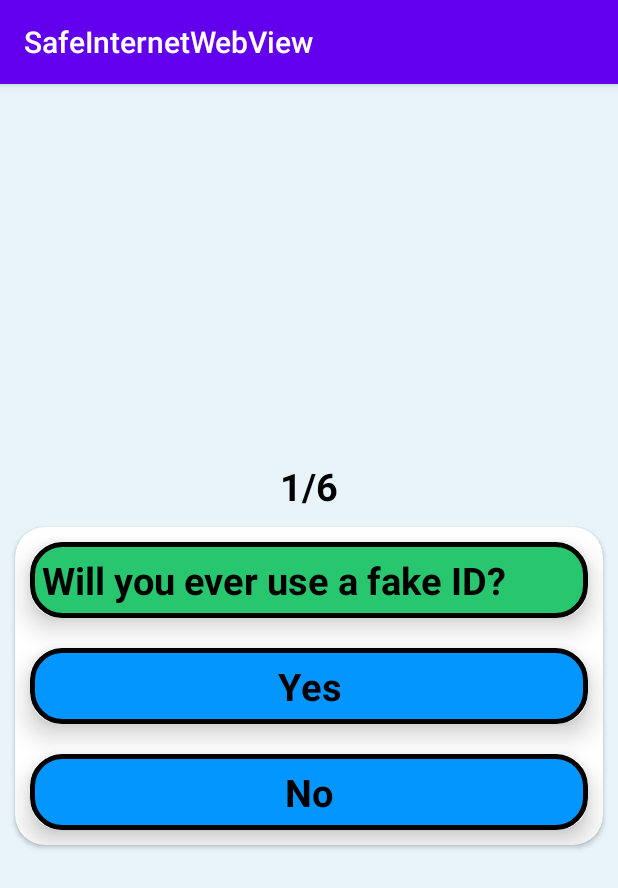
After one commit to OCR-Developers/SafeInternet, an Android app: the QuizShowActivity screen opened directly, with no data from a screen before it, on a phone screen of 412 x 824 dp. The commit adds this screen. Shown: the top 888 px of the screen. Run offline under Robolectric (Android 15) with nearby library versions, the phone set to English and light mode, and no system bars.

Commit message:
QuizShowActivity with right and wrong dialogue layout design

```diff
--- a/app/build.gradle
+++ b/app/build.gradle
@@ -31,4 +31,8 @@ dependencies {
     testImplementation 'junit:junit:4.12'
     androidTestImplementation 'androidx.test.ext:junit:1.1.1'
     androidTestImplementation 'androidx.test.espresso:espresso-core:3.2.0'
+
+
+    // CardView Library
+    implementation "androidx.cardview:cardview:1.0.0"
 }
--- a/app/src/main/AndroidManifest.xml
+++ b/app/src/main/AndroidManifest.xml
@@ -1,7 +1,8 @@
 <?xml version="1.0" encoding="utf-8"?>
 <manifest xmlns:android="http://schemas.android.com/apk/res/android"
     package="com.example.safeinternetwebview">
-    <uses-permission android:name="android.permission.INTERNET"/>
+
+    <uses-permission android:name="android.permission.INTERNET" />
 
     <application
         android:allowBackup="true"
@@ -10,6 +11,7 @@
         android:roundIcon="@mipmap/ic_launcher_round"
         android:supportsRtl="true"
         android:theme="@style/AppTheme">
+        <activity android:name=".QuizShowActivity"></activity>
         <activity android:name=".MainActivity">
             <intent-filter>
                 <action android:name="android.intent.action.MAIN" />
--- a/app/src/main/java/com/example/safeinternetwebview/MainActivity.java
+++ b/app/src/main/java/com/example/safeinternetwebview/MainActivity.java
@@ -1,7 +1,6 @@
 package com.example.safeinternetwebview;
 
 import android.os.Bundle;
-import android.widget.Toast;
 
 import androidx.appcompat.app.AppCompatActivity;
 
@@ -13,9 +12,5 @@ public class MainActivity extends AppCompatActivity {
         super.onCreate(savedInstanceState);
         setContentView(R.layout.activity_main);
 
-        Toast.makeText(this, "hekk", Toast.LENGTH_SHORT).show();
-
-        Toast.makeText(this, "a;sdjf;aslkdjf", Toast.LENGTH_SHORT).show();
-
     }
 }
--- /dev/null
+++ b/app/src/main/java/com/example/safeinternetwebview/QuizShowActivity.java
@@ -0,0 +1,16 @@
+package com.example.safeinternetwebview;
+
+import android.os.Bundle;
+
+import androidx.appcompat.app.AppCompatActivity;
+
+public class QuizShowActivity extends AppCompatActivity {
+
+    @Override
+    protected void onCreate(Bundle savedInstanceState) {
+        super.onCreate(savedInstanceState);
+        setContentView(R.layout.activity_quiz_show);
+
+
+    }
+}
--- /dev/null
+++ b/app/src/main/res/drawable-v24/quizshowactivityansshap.xml
@@ -0,0 +1,20 @@
+<?xml version="1.0" encoding="UTF-8"?>
+<shape xmlns:android="http://schemas.android.com/apk/res/android">
+    <solid android:color="@color/quizshowactivityquesshapcolor" />
+
+    <stroke
+        android:width="3dp"
+        android:color="#ff000000" />
+
+    <padding
+        android:bottom="1dp"
+        android:left="1dp"
+        android:right="1dp"
+        android:top="1dp" />
+
+    <corners
+        android:bottomLeftRadius="20dp"
+        android:bottomRightRadius="20dp"
+        android:topLeftRadius="20dp"
+        android:topRightRadius="20dp" />
+</shape>
--- /dev/null
+++ b/app/src/main/res/drawable/quizshowactivityquesshap.xml
@@ -0,0 +1,20 @@
+<?xml version="1.0" encoding="UTF-8"?>
+<shape xmlns:android="http://schemas.android.com/apk/res/android">
+    <solid android:color="@color/quizshowactivityansshapcolor" />
+
+    <stroke
+        android:width="3dp"
+        android:color="#ff000000" />
+
+    <padding
+        android:bottom="1dp"
+        android:left="1dp"
+        android:right="1dp"
+        android:top="1dp" />
+
+    <corners
+        android:bottomLeftRadius="20dp"
+        android:bottomRightRadius="20dp"
+        android:topLeftRadius="20dp"
+        android:topRightRadius="20dp" />
+</shape>
--- /dev/null
+++ b/app/src/main/res/layout/activity_quiz_show.xml
@@ -0,0 +1,115 @@
+<?xml version="1.0" encoding="utf-8"?>
+<RelativeLayout xmlns:android="http://schemas.android.com/apk/res/android"
+    xmlns:app="http://schemas.android.com/apk/res-auto"
+    xmlns:tools="http://schemas.android.com/tools"
+    android:layout_width="match_parent"
+    android:layout_height="match_parent"
+    android:background="#E8F4FA"
+    android:gravity="center"
+    tools:context=".QuizShowActivity">
+
+    <TextView
+        android:id="@+id/txt_quiznumber"
+        android:layout_width="match_parent"
+        android:layout_height="wrap_content"
+        android:gravity="center_horizontal"
+        android:text="@string/txt_quiznumber"
+        android:textAlignment="center"
+        android:textColor="@android:color/black"
+        android:textSize="25sp"
+        android:textStyle="bold" />
+
+    <androidx.cardview.widget.CardView
+        android:layout_width="match_parent"
+        android:layout_height="wrap_content"
+        android:layout_below="@+id/txt_quiznumber"
+        android:layout_margin="10dp"
+        android:elevation="10dp"
+        android:padding="10dp"
+        app:cardCornerRadius="20dp">
+
+        <RelativeLayout
+
+            android:id="@+id/card"
+            android:layout_width="wrap_content"
+            android:layout_height="wrap_content">
+
+            <androidx.cardview.widget.CardView
+                android:id="@+id/card_ques"
+                android:layout_width="match_parent"
+                android:layout_height="wrap_content"
+                android:layout_margin="10dp"
+                app:cardCornerRadius="20dp"
+                app:cardElevation="10dp">
+
+                <TextView
+                    android:id="@+id/txt_questions"
+                    android:layout_width="match_parent"
+                    android:layout_height="wrap_content"
+                    android:background="@drawable/quizshowactivityquesshap"
+                    android:padding="8dp"
+                    android:text="@string/testQuestions"
+                    android:textColor="@android:color/background_dark"
+                    android:textSize="25sp"
+                    android:textStyle="bold" />
+            </androidx.cardview.widget.CardView>
+
+
+            <RelativeLayout
+                android:layout_width="wrap_content"
+                android:layout_height="wrap_content"
+                android:layout_below="@+id/card_ques">
+
+                <androidx.cardview.widget.CardView
+                    android:id="@+id/card_anssf"
+                    android:layout_width="match_parent"
+                    android:layout_height="wrap_content"
+                    android:layout_margin="10dp"
+                    app:cardCornerRadius="20dp"
+                    app:cardElevation="10dp">
+
+                    <TextView
+                        android:id="@+id/txt_firstans"
+                        android:layout_width="match_parent"
+                        android:layout_height="wrap_content"
+                        android:background="@drawable/quizshowactivityansshap"
+                        android:gravity="center_horizontal"
+                        android:padding="8dp"
+                        android:text="@string/testfirstans"
+                        android:textAlignment="center"
+                        android:textColor="@android:color/background_dark"
+                        android:textSize="25sp"
+                        android:textStyle="bold" />
+                </androidx.cardview.widget.CardView>
+
+                <androidx.cardview.widget.CardView
+                    android:id="@+id/card_anss"
+                    android:layout_width="match_parent"
+                    android:layout_height="wrap_content"
+                    android:layout_below="@+id/card_anssf"
+                    android:layout_margin="10dp"
+                    app:cardCornerRadius="20dp"
+                    app:cardElevation="10dp">
+
+                    <TextView
+                        android:id="@+id/txt_seconans"
+                        android:layout_width="match_parent"
+                        android:layout_height="wrap_content"
+                        android:background="@drawable/quizshowactivityansshap"
+                        android:gravity="center_horizontal"
+                        android:padding="8dp"
+                        android:text="@string/testsecondans"
+                        android:textAlignment="center"
+                        android:textColor="@android:color/background_dark"
+                        android:textSize="25sp"
+                        android:textStyle="bold" />
+                </androidx.cardview.widget.CardView>
+
+            </RelativeLayout>
+        </RelativeLayout>
+
+
+    </androidx.cardview.widget.CardView>
+
+
+</RelativeLayout>
--- a/app/src/main/res/values/colors.xml
+++ b/app/src/main/res/values/colors.xml
@@ -3,4 +3,6 @@
     <color name="colorPrimary">#6200EE</color>
     <color name="colorPrimaryDark">#3700B3</color>
     <color name="colorAccent">#03DAC5</color>
+    <color name="quizshowactivityquesshapcolor">#0396FF</color>
+    <color name="quizshowactivityansshapcolor">#28C76F</color>
 </resources>
--- a/app/src/main/res/values/strings.xml
+++ b/app/src/main/res/values/strings.xml
@@ -1,3 +1,12 @@
 <resources>
     <string name="app_name">SafeInternetWebView</string>
+    <string name="testQuestions">Will you ever use a fake ID?</string>
+    <string name="testfirstans">Yes</string>
+    <string name="testsecondans">No</string>
+    <string name="txt_quiznumber">1/6</string>
+    <string name="be_careful">Be careful</string>
+    <string name="txt_careful">Password or password is used to log into the account. If the password is too easy, hackers or malicious people can easily guess it and hack into the account and create various problems. So, to make the password stronger, create a longer password. And remember, the password should not be any personal information and it should contain a combination of letters and numbers.</string>
+    <string name="whatis">" The password protects our account"</string>
+    <string name="rightanstext">Your answer is correct</string>
+    <string name="next">Next</string>
 </resources>
```
Also changed, not shown: app/src/main/res/drawable/ic_navigate_next_black_24dp.xml (added, +10 -0 lines), app/src/main/res/drawable/ic_refresh_black_24dp.xml (added, +10 -0 lines), app/src/main/res/layout/right_ans_dialoug_layout.xml (added, +47 -0 lines), app/src/main/res/layout/wrong_ans_dialog_layout.xml (added, +85 -0 lines), 2 other files.
